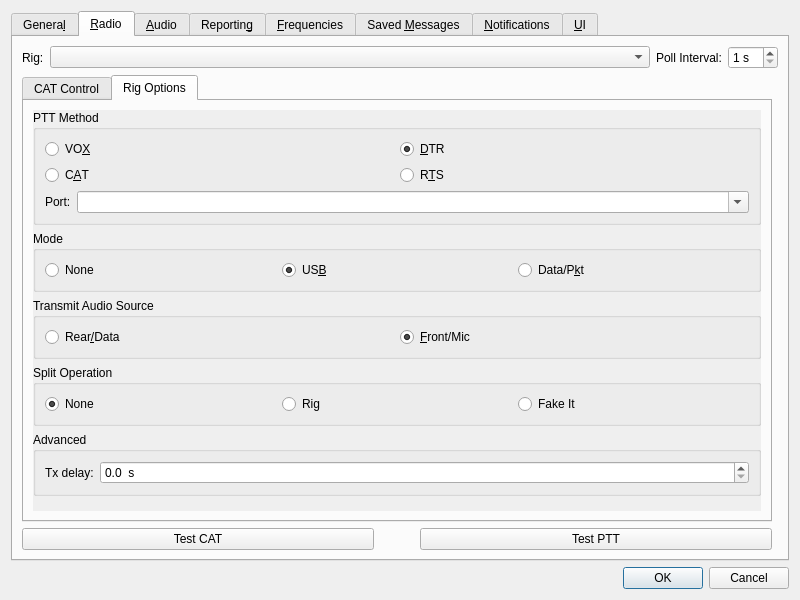
Before: the Qt Designer form Configuration.ui in qcmiao1998/js8call, drawn with Qt 5.
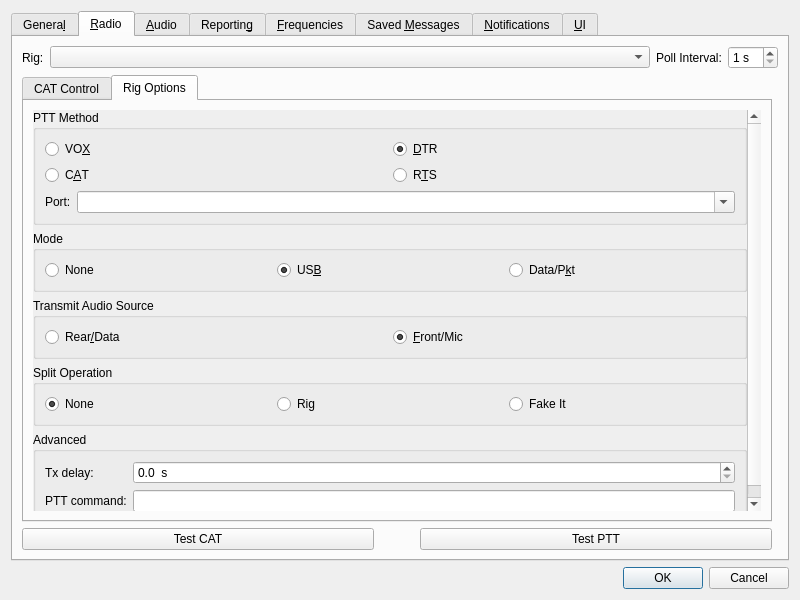
After: the same form once the commit is applied. The open tabs and pages were chosen to show the change.

Commit message: Added configuration parameter to execute an external command when PTT is toggled

Patch:
```diff
--- a/Configuration.ui
+++ b/Configuration.ui
@@ -1319,9 +1319,9 @@
               <property name="geometry">
                <rect>
                 <x>0</x>
-                <y>0</y>
-                <width>237</width>
-                <height>436</height>
+                <y>-81</y>
+                <width>718</width>
+                <height>467</height>
                </rect>
               </property>
               <layout class="QVBoxLayout" name="verticalLayout_28">
@@ -1627,6 +1627,16 @@
                     </property>
                    </widget>
                   </item>
+                  <item row="2" column="0">
+                   <widget class="QLabel" name="label_12">
+                    <property name="text">
+                     <string>PTT command:</string>
+                    </property>
+                   </widget>
+                  </item>
+                  <item row="2" column="1">
+                   <widget class="QLineEdit" name="ptt_command_line_edit"/>
+                  </item>
                  </layout>
                 </widget>
                </item>
```
Left out of the diff: 2 changed lines with no effect on the pictures. The commit also changes 2 other files.
